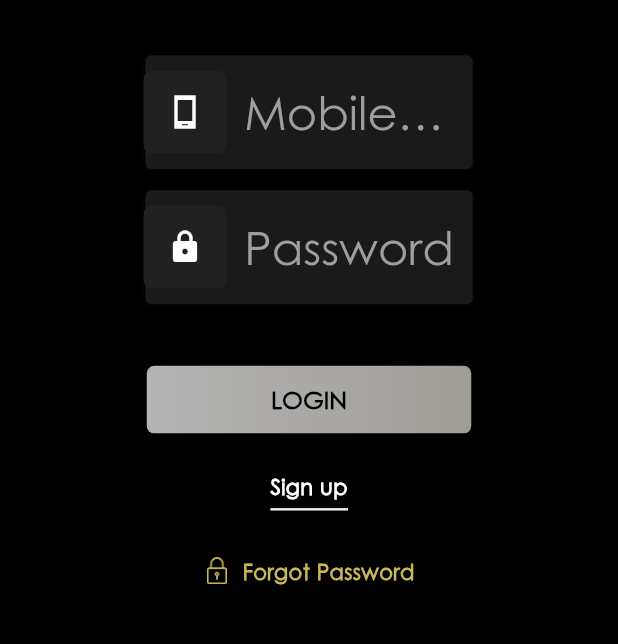
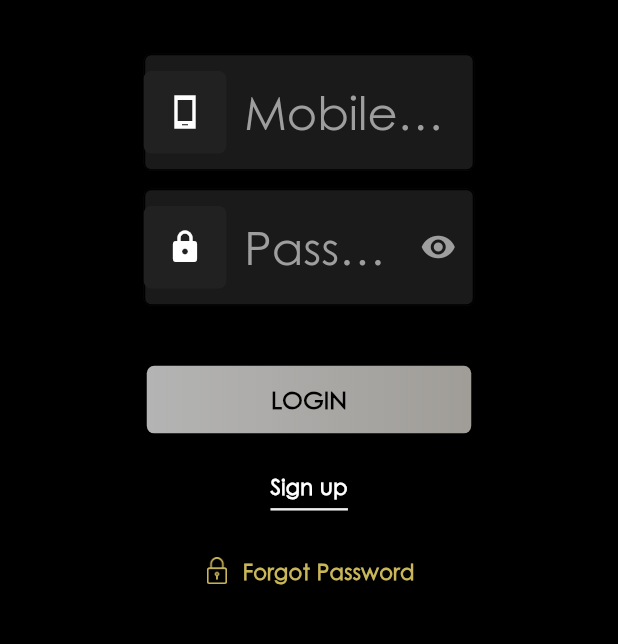
Before and after one commit to Notebrains/qcharge, a Flutter app: the screen it shows after launch, on a phone screen of 412 x 824 dp, the part 585-1229 px from its top. Run offline on Flutter 3.47's test engine with Material 2 defaults, Android fonts, the phone set to English and light mode, and no system bars; our stand-ins replace bloc, cached_network_image, carousel_slider, dartz, equatable, firebase_core and 12 more; missing offline and left inert: flutter_animator, flutter_polyline_points, my2c2psdk, new_version, pedantic, qr_code_scanner; accounts and stored records are empty; key blocks and very long unbroken strings in the code were emptied for the run.

```diff
--- a/lib/presentation/journeys/account/login_form.dart
+++ b/lib/presentation/journeys/account/login_form.dart
@@ -1,7 +1,5 @@
 import 'package:flutter/material.dart';
 import 'package:flutter_bloc/flutter_bloc.dart';
-import 'package:qcharge_flutter/common/extensions/common_fun.dart';
-import 'package:qcharge_flutter/common/extensions/validation.dart';
 import 'package:qcharge_flutter/data/data_sources/authentication_local_data_source.dart';
 import 'package:qcharge_flutter/presentation/libraries/edge_alerts/edge_alerts.dart';
 import 'package:qcharge_flutter/presentation/themes/theme_color.dart';
@@ -28,6 +26,7 @@ class _LoginFormState extends State<LoginForm> {
   late TextEditingController? _mobileController, _passwordController;
   bool enableSignIn = false;
   //bool isRememberMeChecked = true;
+  bool isPasswordVisible = false;
 
   @override
   void initState() {
@@ -90,10 +89,54 @@ class _LoginFormState extends State<LoginForm> {
               textInputType: TextInputType.phone,
             ),
 
-            IfIconRound(hint: TranslationConstants.pass.t(context), icon: Icons.lock_rounded,
+            Padding(
+                padding: EdgeInsets.fromLTRB(34.0, 0, 34.0, 12),
+                child: TextFormField(
+                  enabled: true,
+                  autocorrect: true,
+                  obscureText: isPasswordVisible? false : true,
+                  controller: _passwordController,
+                  keyboardType: TextInputType.visiblePassword,
+                  decoration: InputDecoration(
+                    hintText: TranslationConstants.pass.t(context),
+                    prefixIcon: Container(
+                      margin: EdgeInsets.only(right: 12),
+                      height: 55,
+                      width: 55,
+                      decoration: BoxDecoration(
+                        color: AppColor.grey,
+                        borderRadius: BorderRadius.all(Radius.circular(5)),
+
+                      ),
+                      child: Icon(Icons.lock_rounded, color: Colors.white,),
+                    ),
+                    suffixIcon: InkWell(
+                        child: Icon(Icons.remove_red_eye, color:  isPasswordVisible? Colors.white : Colors.grey,),
+                        onTap: (){
+                            setState(() {
+                              isPasswordVisible? isPasswordVisible = false : isPasswordVisible = true ;
+                            });
+                        },
+                    ),
+
+                    hintStyle: TextStyle(color: Colors.grey),
+                    filled: true,
+                    fillColor: AppColor.grey.withOpacity(0.8),
+                    enabledBorder: OutlineInputBorder(
+                      borderRadius: BorderRadius.all(Radius.circular(5.0)),
+                    ),
+                    focusedBorder: OutlineInputBorder(
+                      borderRadius: BorderRadius.all(Radius.circular(5.0)),
+                      //borderSide: BorderSide(color: AppColor.border, width: 1),
+                    ),
+                  ),
+                ),
+            ),
+
+            /*IfIconRound(hint: TranslationConstants.pass.t(context), icon: Icons.lock_rounded,
             controller: _passwordController,
               textInputType: TextInputType.visiblePassword,
-            ),
+            ),*/
 
             /*Padding(
               padding: const EdgeInsets.only(left: 16,),
--- a/lib/presentation/journeys/map_screen/map_screen.dart
+++ b/lib/presentation/journeys/map_screen/map_screen.dart
@@ -491,7 +491,10 @@ class _MapScreenState extends State<MapScreen> {
     double markerLat = double.parse(response[i].latitude!);
     double markerLong = double.parse(response[i].longitude!);
 
-    Geolocator.getCurrentPosition().then((curLoc) async {
+    Geolocator.getCurrentPosition(
+      desiredAccuracy: LocationAccuracy.bestForNavigation,
+      forceAndroidLocationManager: true,
+    ).then((curLoc) async {
       //totalDistance = Geolocator.distanceBetween(_currentPosition.latitude, _currentPosition.longitude, markerLat, markerLong);
       //double totalDistance = _coordinateDistance(22.608355, 88.426884, markerLat, markerLong);
       double totalDistance = _coordinateDistance(curLoc.latitude, curLoc.longitude, markerLat, markerLong);
--- a/lib/presentation/journeys/qr_code/stop.dart
+++ b/lib/presentation/journeys/qr_code/stop.dart
@@ -357,14 +357,12 @@ class _StopState extends State<Stop> {
                                     ),
                                   ),
                                 ),
-                              )
-                            : Container(),
+                              ) : Container(),
                       ],
                     ),
                   ),
                 );
-              else
-                return Center(
+              else return Center(
                     child: Column(
                       mainAxisAlignment: MainAxisAlignment.center,
                       crossAxisAlignment: CrossAxisAlignment.center,
--- a/lib/presentation/journeys/topup/topup.dart
+++ b/lib/presentation/journeys/topup/topup.dart
@@ -286,7 +286,7 @@ class _TopUpState extends State<TopUp> {
             );
           } else {
             return NoDataFound(
-              txt: TranslationConstants.loadingCaps.t(context),
+              txt: 'No DATA FOUND',
               onRefresh: () {},
             );
           }
--- a/lib/presentation/widgets/box_txt.dart
+++ b/lib/presentation/widgets/box_txt.dart
@@ -43,12 +43,12 @@ class BoxTxt extends StatelessWidget {
                 width: double.maxFinite,
                 padding: EdgeInsets.all(4),
                 decoration: BoxDecoration(
-                  color: Colors.grey,
+                  color: Colors.grey.shade600,
                   borderRadius: BorderRadius.only(topLeft: Radius.circular(6), topRight: Radius.circular(6)),
                 ),
                 child: Text(
                   txt1,
-                  style: TextStyle(fontWeight: FontWeight.normal, color: Colors.white),
+                  style: TextStyle(fontWeight: FontWeight.w600, color: Colors.white),
                 ),
               ),
 
--- a/lib/presentation/widgets/txt_if_ic_round.dart
+++ b/lib/presentation/widgets/txt_if_ic_round.dart
@@ -6,7 +6,6 @@ class IfIconRound extends StatelessWidget {
   final IconData icon;
   final TextEditingController? controller;
   final TextInputType textInputType;
-
 
   const IfIconRound({
     Key? key,
```
Also changed, not shown: lib/presentation/journeys/account/account_stepper.dart (+0 -14 lines), lib/presentation/journeys/account/register_form.dart (+3 -9 lines), lib/presentation/journeys/subscription/subscription.dart (+2 -12 lines).
